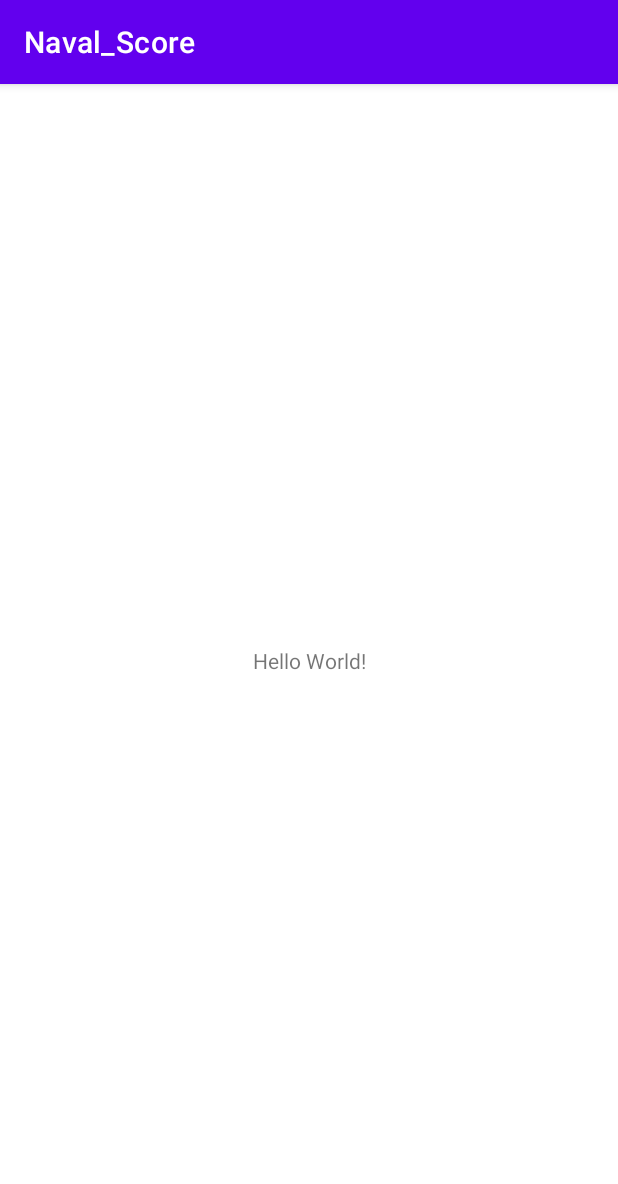
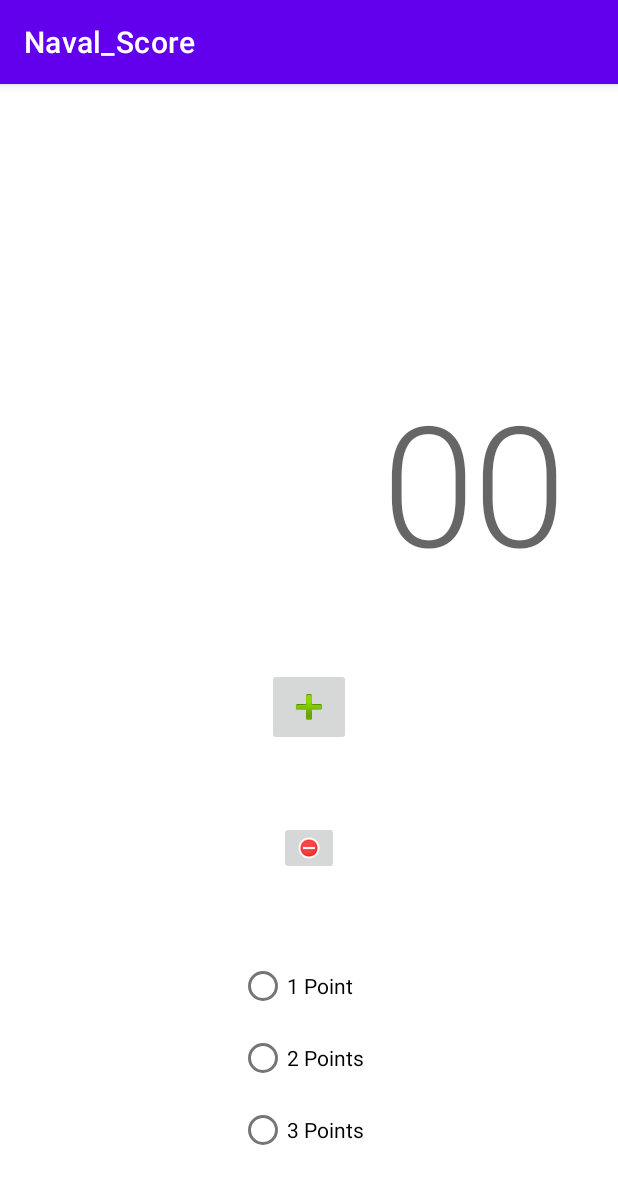
Before and after one commit to NavalSharma7/Naval_score, an Android app: the screen it shows after launch (MainActivity), on a phone screen of 412 x 824 dp. Shown: the top 1184 px of the screen. Run offline under Robolectric (Android 15) with nearby library versions, the phone set to English and light mode, and no system bars.

Commit message:
UI updated
Added two team names, scores, add and subtract score button with a radio group that manages how much to increase the score by.

```diff
--- a/app/src/main/res/layout/activity_main.xml
+++ b/app/src/main/res/layout/activity_main.xml
@@ -7,12 +7,114 @@
     tools:context=".MainActivity">
 
     <TextView
+        android:id="@+id/tv_team_a"
         android:layout_width="wrap_content"
         android:layout_height="wrap_content"
-        android:text="Hello World!"
+        android:layout_marginTop="100dp"
+        android:layout_marginEnd="50dp"
+        android:gravity="center_horizontal"
+        android:padding="5dp"
+        android:textAppearance="@style/TextAppearance.AppCompat.Large"
         app:layout_constraintBottom_toBottomOf="parent"
+        app:layout_constraintEnd_toStartOf="@id/tv_team_b"
         app:layout_constraintLeft_toLeftOf="parent"
-        app:layout_constraintRight_toRightOf="parent"
-        app:layout_constraintTop_toTopOf="parent" />
+        app:layout_constraintRight_toRightOf="@id/tv_team_b"
+        app:layout_constraintTop_toTopOf="parent"
+        app:layout_constraintVertical_bias="0.0"
+        tools:text="@string/team_a_name" />
+
+    <TextView
+        android:id="@+id/tv_team_b"
+        android:layout_width="wrap_content"
+        android:layout_height="wrap_content"
+        android:gravity="center_horizontal"
+        android:padding="5dp"
+        android:textAppearance="@style/TextAppearance.AppCompat.Large"
+        app:layout_constraintBottom_toBottomOf="@id/tv_team_a"
+        app:layout_constraintEnd_toEndOf="parent"
+        app:layout_constraintStart_toStartOf="@id/tv_team_a"
+        app:layout_constraintTop_toTopOf="@id/tv_team_a"
+        tools:text="@string/team_b_name" />
+
+    <TextView
+        android:id="@+id/tv_score_a"
+        android:layout_width="wrap_content"
+        android:layout_height="wrap_content"
+        android:layout_marginTop="50dp"
+        android:text="0"
+        android:textAppearance="@style/TextAppearance.AppCompat.Display4"
+        app:layout_constraintBottom_toBottomOf="parent"
+        app:layout_constraintEnd_toEndOf="@+id/tv_team_a"
+        app:layout_constraintStart_toStartOf="@+id/tv_team_a"
+        app:layout_constraintTop_toBottomOf="@+id/tv_team_a"
+        app:layout_constraintVertical_bias="0.0" />
+
+    <TextView
+        android:id="@+id/tv_score_b"
+        android:layout_width="wrap_content"
+        android:layout_height="wrap_content"
+        android:text="0"
+        android:textAppearance="@style/TextAppearance.AppCompat.Display4"
+        app:layout_constraintBottom_toBottomOf="@+id/tv_score_a"
+        app:layout_constraintEnd_toEndOf="@+id/tv_team_b"
+        app:layout_constraintStart_toStartOf="@+id/tv_team_b"
+        app:layout_constraintTop_toTopOf="@+id/tv_score_a" />
+
+    <ImageButton
+        android:id="@+id/btn_plus"
+        android:layout_width="wrap_content"
+        android:layout_height="wrap_content"
+        android:layout_marginTop="50dp"
+        app:layout_constraintBottom_toBottomOf="parent"
+        app:layout_constraintEnd_toEndOf="parent"
+        app:layout_constraintStart_toStartOf="parent"
+        app:layout_constraintTop_toBottomOf="@+id/tv_score_a"
+        app:layout_constraintVertical_bias="0.0"
+        app:srcCompat="@android:drawable/ic_input_add" />
+
+    <ImageButton
+        android:id="@+id/btn_minus"
+        android:layout_width="wrap_content"
+        android:layout_height="wrap_content"
+        android:layout_marginTop="50dp"
+        app:layout_constraintBottom_toBottomOf="parent"
+        app:layout_constraintEnd_toEndOf="parent"
+        app:layout_constraintStart_toStartOf="parent"
+        app:layout_constraintTop_toBottomOf="@+id/btn_plus"
+        app:layout_constraintVertical_bias="0.0"
+        app:srcCompat="@android:drawable/presence_busy" />
+
+    <RadioGroup
+        android:layout_width="wrap_content"
+        android:layout_height="wrap_content"
+        android:layout_marginTop="50dp"
+        app:layout_constraintBottom_toBottomOf="parent"
+        app:layout_constraintEnd_toEndOf="parent"
+        app:layout_constraintStart_toStartOf="parent"
+        app:layout_constraintTop_toBottomOf="@+id/btn_minus"
+        app:layout_constraintVertical_bias="0.0" >
+
+        <RadioButton
+            android:id="@+id/rb_one_point"
+            android:layout_width="match_parent"
+            android:layout_height="wrap_content"
+            android:text="1 Point"
+            tools:layout_editor_absoluteX="169dp"
+            tools:layout_editor_absoluteY="554dp" />
+
+        <RadioButton
+            android:id="@+id/rb_two_point"
+            android:layout_width="94dp"
+            android:layout_height="wrap_content"
+            android:text="2 Points" />
+
+        <RadioButton
+            android:id="@+id/rb_three_points"
+            android:layout_width="match_parent"
+            android:layout_height="wrap_content"
+            android:text="3 Points" />
+    </RadioGroup>
+
+
 
 </androidx.constraintlayout.widget.ConstraintLayout>
--- a/app/src/main/res/values/strings.xml
+++ b/app/src/main/res/values/strings.xml
@@ -1,3 +1,5 @@
 <resources>
     <string name="app_name">Naval_Score</string>
+    <string name="team_a_name">Raptors</string>
+    <string name="team_b_name">Lakers</string>
 </resources>
```
Also changed, not shown: 1 other file.
